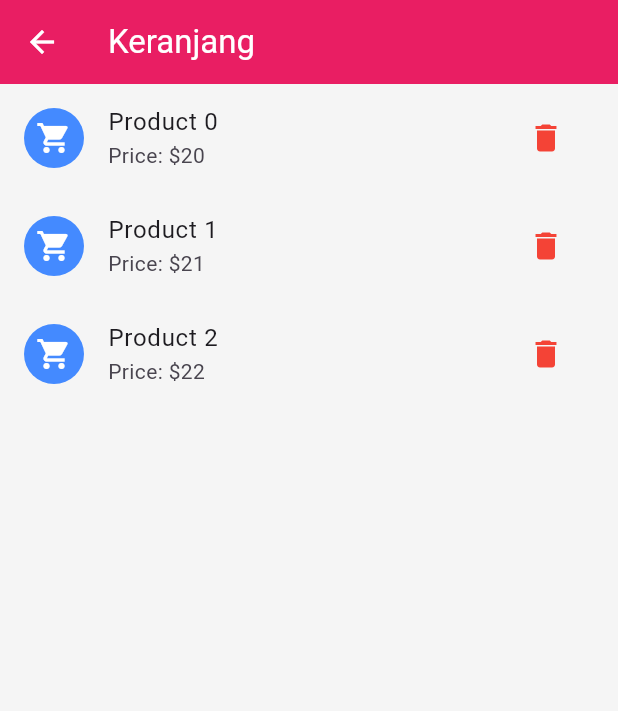
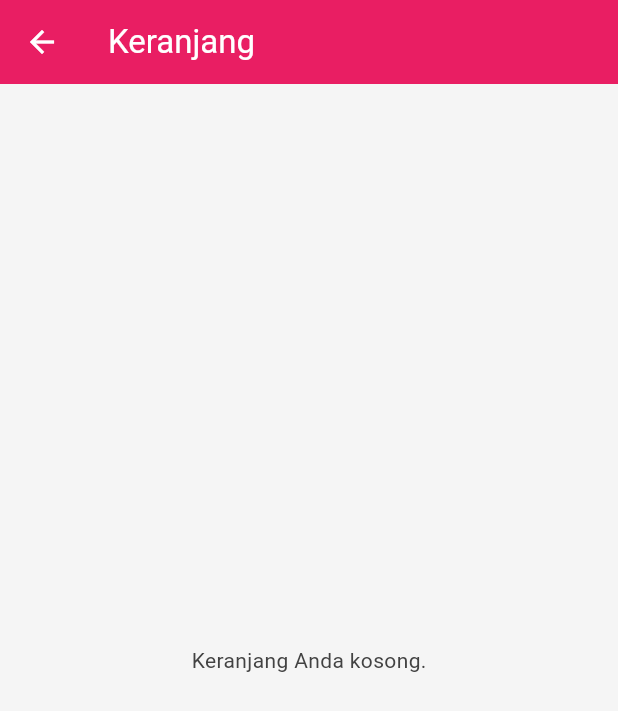
Before and after one commit to TB-PPB-Group-8/tubes_PPB, a Flutter app: the CartScreen screen opened directly, on a phone screen of 412 x 824 dp. Shown: the top 711 px of the screen. Run offline on Flutter 3.47's test engine with Material 3 defaults, Android fonts, the phone set to English and light mode, and no system bars; our stand-ins replace badges, carousel_slider, firebase_auth, firebase_core, fluttertoast, shared_preferences and 1 more; accounts and stored records are empty.

Commit message:
add fungsional cart

```diff
--- /dev/null
+++ b/lib/models/cart_model.dart
@@ -0,0 +1,22 @@
+class CartItem {
+  final Map<String, dynamic> product;
+  int quantity;
+  double totalPrice;
+
+  CartItem({
+    required this.product,
+    this.quantity = 1,
+  }) : totalPrice = product['price'] * quantity;
+
+  void increaseQuantity() {
+    quantity++;
+    totalPrice = product['price'] * quantity;
+  }
+
+  void decreaseQuantity() {
+    if (quantity > 1) {
+      quantity--;
+      totalPrice = product['price'] * quantity;
+    }
+  }
+}
--- a/lib/screens/cart_screen.dart
+++ b/lib/screens/cart_screen.dart
@@ -1,24 +1,114 @@
 import 'package:flutter/material.dart';
+import 'package:provider/provider.dart';
+import '../controllers/cart_controller.dart';
 
 class CartScreen extends StatelessWidget {
   @override
   Widget build(BuildContext context) {
+    double screenWidth = MediaQuery.of(context).size.width;
+
     return Scaffold(
       appBar: AppBar(title: Text('Keranjang')),
-      body: ListView.builder(
-        itemCount: 3,
-        itemBuilder: (context, index) => ListTile(
-          leading: CircleAvatar(
-            backgroundColor: Colors.blueAccent,
-            child: Icon(Icons.shopping_cart, color: Colors.white),
-          ),
-          title: Text('Product $index'),
-          subtitle: Text('Price: \$${20 + index}'),
-          trailing: IconButton(
-            icon: Icon(Icons.delete, color: Colors.red),
-            onPressed: () {},
-          ),
-        ),
+      body: Consumer<CartController>(
+        builder: (context, cartController, child) {
+          if (cartController.cartItems.isEmpty) {
+            return Center(child: Text('Keranjang Anda kosong.'));
+          }
+
+          return SingleChildScrollView(
+            child: Padding(
+              padding:
+                  const EdgeInsets.symmetric(horizontal: 16.0, vertical: 8.0),
+              child: Column(
+                children: [
+                  for (var item in cartController.cartItems)
+                    Container(
+                      margin: EdgeInsets.only(bottom: 10),
+                      decoration: BoxDecoration(
+                        borderRadius: BorderRadius.circular(10),
+                        color: Colors.white,
+                        boxShadow: [
+                          BoxShadow(
+                            color: Colors.black.withOpacity(0.1),
+                            blurRadius: 5,
+                            spreadRadius: 1,
+                          ),
+                        ],
+                      ),
+                      child: ListTile(
+                        contentPadding: EdgeInsets.symmetric(horizontal: 16.0),
+                        leading: ClipRRect(
+                          borderRadius: BorderRadius.circular(8),
+                          child: Image.network(
+                            item.product['image'],
+                            width: screenWidth * 0.2,
+                            height: screenWidth * 0.2,
+                            fit: BoxFit.cover,
+                          ),
+                        ),
+                        title: Text(
+                          item.product['title'],
+                          maxLines: 1,
+                          overflow: TextOverflow.ellipsis,
+                          style: TextStyle(fontSize: screenWidth * 0.04),
+                        ),
+                        subtitle: Text(
+                          'Price: \$${item.product['price']} x ${item.quantity} = \$${item.product['price'] * item.quantity}',
+                          style: TextStyle(fontSize: screenWidth * 0.035),
+                        ),
+                        trailing: Row(
+                          mainAxisSize:
+                              MainAxisSize.min, // Membatasi ukuran row
+                          children: [
+                            IconButton(
+                              icon: Icon(Icons.remove),
+                              onPressed: () {
+                                cartController.decreaseItemQuantity(
+                                    cartController.cartItems.indexOf(item));
+                              },
+                            ),
+                            Text('${item.quantity}',
+                                style: TextStyle(fontSize: screenWidth * 0.04)),
+                            IconButton(
+                              icon: Icon(Icons.add),
+                              onPressed: () {
+                                cartController.increaseItemQuantity(
+                                    cartController.cartItems.indexOf(item));
+                              },
+                            ),
+                          ],
+                        ),
+                      ),
+                    ),
+                  SizedBox(height: 20),
+                  // Total harga
+                  Text(
+                    'Total Harga: \$${cartController.totalPrice}',
+                    style: TextStyle(
+                        fontSize: screenWidth * 0.05,
+                        fontWeight: FontWeight.bold),
+                  ),
+                  SizedBox(height: 20),
+                  // Tombol checkout
+                  ElevatedButton(
+                    onPressed: () {
+                      // Logika checkout
+                    },
+                    style: ElevatedButton.styleFrom(
+                      minimumSize: Size(double.infinity, 50),
+                      backgroundColor: Colors.blueAccent,
+                      shape: RoundedRectangleBorder(
+                        borderRadius: BorderRadius.circular(8),
+                      ),
+                    ),
+                    child: Text('Checkout',
+                        style: TextStyle(fontSize: screenWidth * 0.05)),
+                  ),
+                ],
+              ),
+            ),
+          );
+        },
       ),
     );
   }
--- a/lib/widgets/product_card.dart
+++ b/lib/widgets/product_card.dart
@@ -1,8 +1,10 @@
 import 'package:flutter/material.dart';
+import 'package:provider/provider.dart';
+import '../controllers/cart_controller.dart';
 import 'package:intl/intl.dart';
 
 class ProductCard extends StatelessWidget {
-  final Map<String, dynamic>? product;
+  final Map<String, dynamic> product;
   final int crossAxisCount;
   final double screenWidth;
 
@@ -22,9 +24,8 @@ class ProductCard extends StatelessWidget {
     final double imageHeight = cardWidth * 0.75;
 
     final bool isDarkMode = Theme.of(context).brightness == Brightness.dark;
-    final String formattedPrice = product != null
-        ? '\$${NumberFormat("#,##0.00", "en_US").format(product!['price'])}'
-        : 'Unknown Price';
+    final String formattedPrice =
+        '\$${NumberFormat("#,##0.00", "en_US").format(product['price'])}';
 
     return Container(
       decoration: BoxDecoration(
@@ -44,7 +45,6 @@ class ProductCard extends StatelessWidget {
           Column(
             crossAxisAlignment: CrossAxisAlignment.start,
             children: [
-              if (product != null)
               ClipRRect(
                 borderRadius:
                     const BorderRadius.vertical(top: Radius.circular(10)),
@@ -53,24 +53,11 @@ class ProductCard extends StatelessWidget {
                   width: cardWidth,
                   color: Colors.white,
                   child: Image.network(
-                      product!['image'],
+                    product['image'],
                     fit: BoxFit.contain,
                     errorBuilder: (context, error, stackTrace) =>
                         const Icon(Icons.broken_image, size: 40),
                   ),
-                  ),
-                )
-              else
-                Container(
-                  height: imageHeight,
-                  width: cardWidth,
-                  color: Colors.white,
-                  child: Icon(
-                    Icons.image,
-                    size: 50,
-                    color: isDarkMode
-                        ? Colors.grey.shade600
-                        : Colors.grey.shade700,
                 ),
               ),
               Padding(
@@ -79,7 +66,7 @@ class ProductCard extends StatelessWidget {
                   crossAxisAlignment: CrossAxisAlignment.start,
                   children: [
                     Text(
-                      product?['title'] ?? 'Unknown Product',
+                      product['title'],
                       style: TextStyle(
                         fontSize: 16,
                         fontWeight: FontWeight.bold,
@@ -107,6 +94,8 @@ class ProductCard extends StatelessWidget {
             right: 8,
             child: IconButton(
               onPressed: () {
+                // Tambahkan produk ke keranjang
+                context.read<CartController>().addItemToCart(product);
                 ScaffoldMessenger.of(context).showSnackBar(
                   const SnackBar(content: Text('Added to Cart!')),
                 );
```
Also changed, not shown: lib/controllers/cart_controller.dart (added, +32 -0 lines), lib/main.dart (+6 -2 lines). Lines whose indentation alone changed are shown as unchanged.
